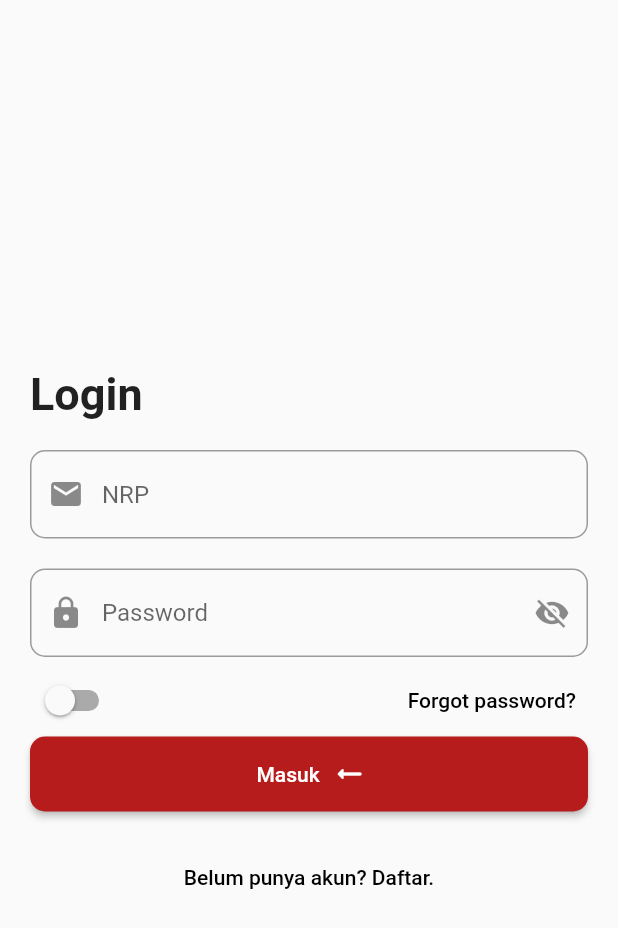
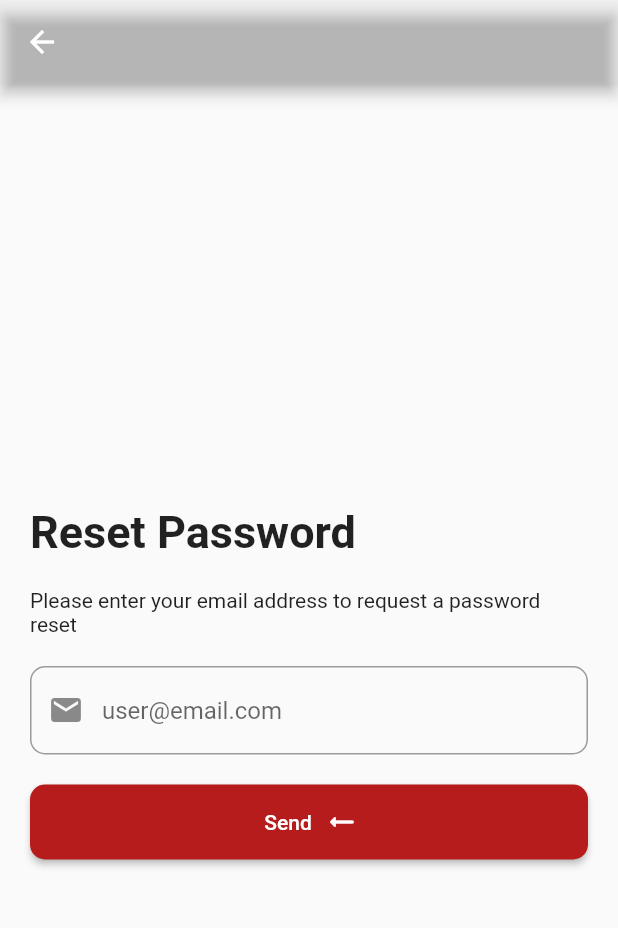
Before and after one commit to iamalinurdin/polres_app, a Flutter app: the screen it shows after launch, after a tap on "Forgot password?", on a phone screen of 412 x 824 dp. Shown: the top 928 px of the screen. Run offline on Flutter 3.47's test engine with Material 2 defaults, Android fonts, the phone set to English and light mode, and no system bars; our stand-ins replace pinput.

Commit message:
slicing halaman reset password

```diff
--- a/lib/auth/login.dart
+++ b/lib/auth/login.dart
@@ -1,5 +1,6 @@
 import 'package:flutter/material.dart';
 import 'package:polres_app/auth/register.dart';
+import 'package:polres_app/auth/reset_password.dart';
 
 class LoginPage extends StatefulWidget {
   const LoginPage({Key? key}) : super(key: key);
@@ -73,7 +74,9 @@ class _LoginPageState extends State<LoginPage> {
               ),
               TextButton(
                   onPressed: (){
-
+                    Navigator.push(context, MaterialPageRoute(builder: (context) {
+                      return ResetPasswordPage();
+                    }));
                   },
                   child: Text(
                     'Forgot password?',
--- /dev/null
+++ b/lib/auth/reset_password.dart
@@ -0,0 +1,68 @@
+import 'package:flutter/material.dart';
+
+class ResetPasswordPage extends StatefulWidget {
+  const ResetPasswordPage({Key? key}) : super(key: key);
+
+  @override
+  State<ResetPasswordPage> createState() => _ResetPasswordPageState();
+}
+
+class _ResetPasswordPageState extends State<ResetPasswordPage> {
+  @override
+  Widget build(BuildContext context) {
+    return Scaffold(
+      appBar: AppBar(
+        backgroundColor: Colors.transparent,
+      ),
+      body: Builder(
+        builder: (context) => Container(
+          padding: EdgeInsets.fromLTRB(20, 30, 20, 0),
+          child: Column(
+            mainAxisAlignment: MainAxisAlignment.center,
+            crossAxisAlignment: CrossAxisAlignment.start,
+            children: [
+              Text(
+                'Reset Password',
+                style: TextStyle(
+                    fontWeight: FontWeight.bold,
+                    fontSize: 30
+                ),
+              ),
+              SizedBox(height: 20),
+              Text('Please enter your email address to request a password reset'),
+              SizedBox(height: 20),
+              TextFormField(
+                decoration: InputDecoration(
+                  prefixIcon: Icon(Icons.mail),
+                  hintText: 'user@email.com',
+                  border: OutlineInputBorder(
+                    borderRadius: BorderRadius.circular(10)
+                  )
+                ),
+              ),
+              SizedBox(height: 20),
+              Directionality(
+                textDirection: TextDirection.rtl,
+                child: ElevatedButton.icon(
+                  onPressed: () {
+
+                  },
+                  icon: Icon(Icons.arrow_right_alt_rounded),
+                  label: Text('Send'),
+                  style: ElevatedButton.styleFrom(
+                      primary: Colors.red[900],
+                      alignment: Alignment.center,
+                      shape: RoundedRectangleBorder(
+                          borderRadius: BorderRadius.circular(10)
+                      ),
+                      minimumSize: Size.fromHeight(50)
+                  ),
+                ),
+              ),
+            ],
+          ),
+        ),
+      ),
+    );
+  }
+}
```
